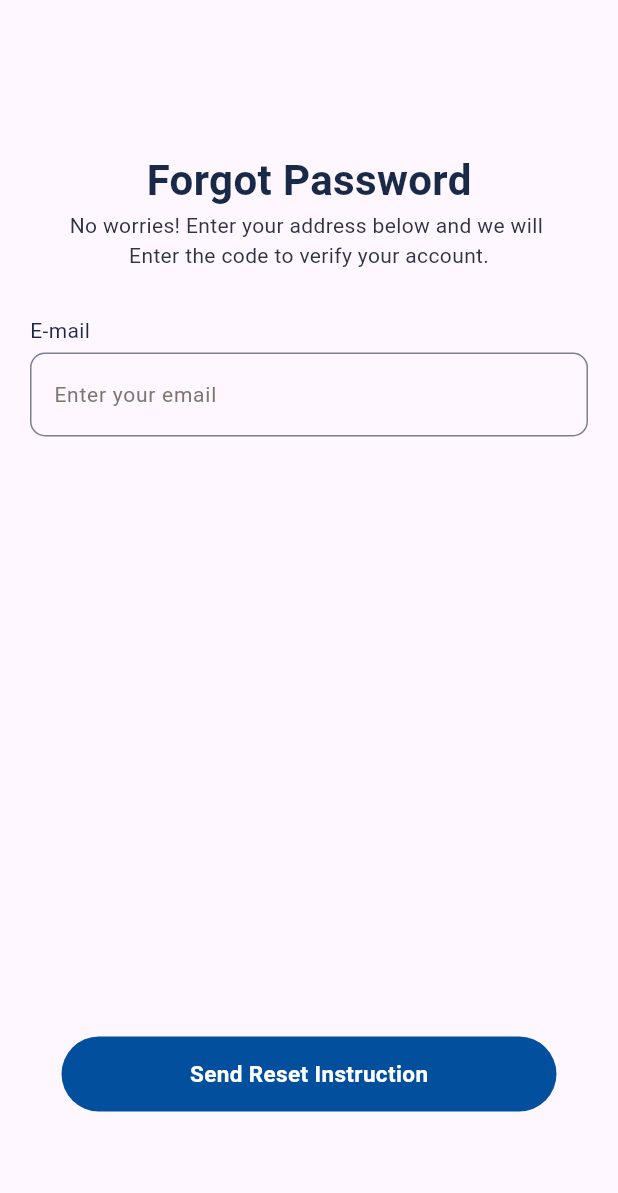
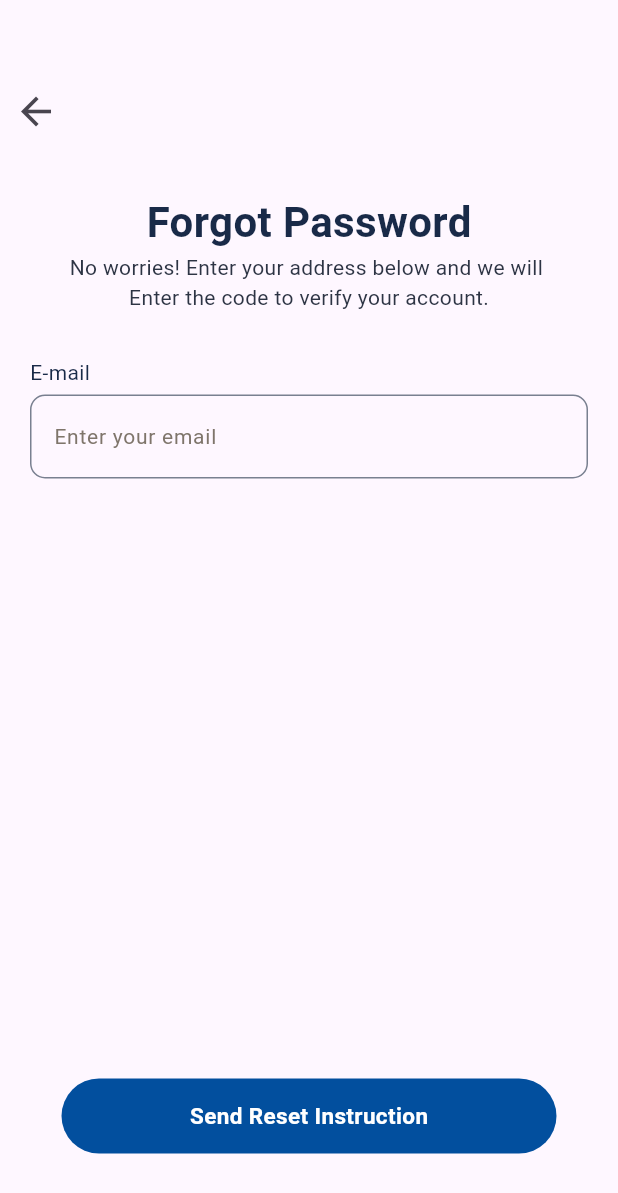
Before and after one commit to rifatalam26/plumber_tech, a Flutter app: the screen it shows after launch, on a phone screen of 412 x 824 dp. Shown: the top 1193 px of the screen. Run offline on Flutter 3.47's test engine with Material 3 defaults, Android fonts, the phone set to English and light mode, and no system bars.

Commit message:
forgot_password_screen.dart ok

```diff
--- a/lib/View/Customer Registration Screen/forgot_password_screen.dart
+++ b/lib/View/Customer Registration Screen/forgot_password_screen.dart
@@ -16,7 +16,20 @@ class _ForgotPasswordScreenState extends State<ForgotPasswordScreen> {
           child: Column(
             children: [
               const SizedBox(
-                height: 100,
+                height: 50,
+              ),
+              Row(
+                children: [
+                  IconButton(
+                      onPressed: () {},
+                      icon: const Icon(
+                        Icons.arrow_back,
+                        size: 30,
+                      ))
+                ],
+              ),
+              const SizedBox(
+                height: 30,
               ),
               const Text(
                 "Forgot Password",
```
